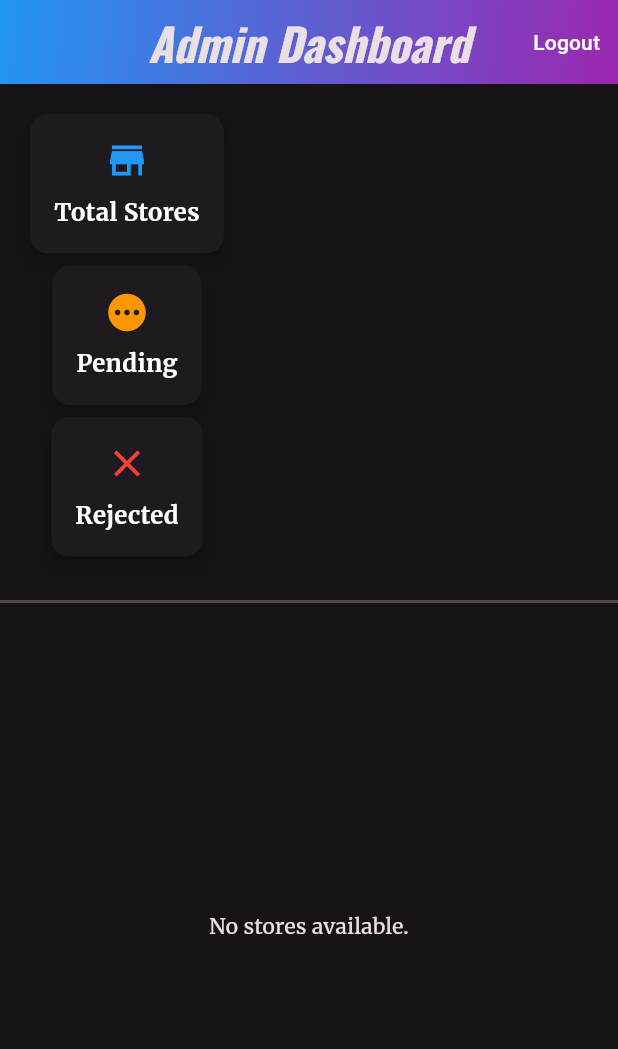
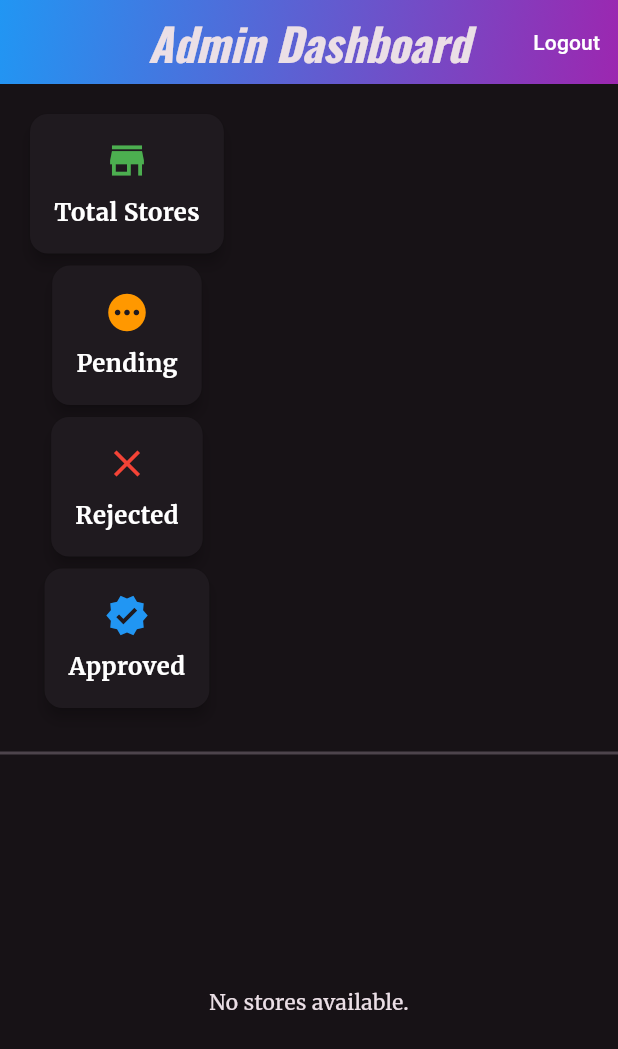
Before and after one commit to rhtmahour/go90Stores, a Flutter app: the AdminDashboard screen opened directly, on a phone screen of 412 x 824 dp. Shown: the top 1049 px of the screen. Run offline on Flutter 3.47's test engine with Material 3 defaults, Android fonts, the phone set to English and light mode, and no system bars; our stand-ins replace cloud_firestore, csv, file_picker, firebase_auth, firebase_core, firebase_database and 4 more; accounts and stored records are empty; network calls fail.

Commit message:
code on date 27-01-2025

```diff
--- a/lib/admindashboard.dart
+++ b/lib/admindashboard.dart
@@ -2,6 +2,7 @@ import 'package:flutter/material.dart';
 import 'package:firebase_auth/firebase_auth.dart';
 import 'package:cloud_firestore/cloud_firestore.dart';
 import 'package:go90stores/adminlogin.dart';
+import 'package:go90stores/lowestpurchasepricereport.dart';
 
 class AdminDashboard extends StatelessWidget {
   const AdminDashboard({super.key});
@@ -97,9 +98,11 @@ class AdminDashboard extends StatelessWidget {
                       ? MainAxisAlignment.spaceEvenly
                       : MainAxisAlignment.center,
                   children: <Widget>[
-                    _buildSummaryCard("Total Stores", Icons.store, Colors.blue),
+                    _buildSummaryCard(
+                        "Total Stores", Icons.store, Colors.green),
                     _buildSummaryCard("Pending", Icons.pending, Colors.orange),
                     _buildSummaryCard("Rejected", Icons.close, Colors.red),
+                    _buildSummaryCard("Approved", Icons.verified, Colors.blue),
                   ],
                 );
               },
@@ -269,9 +272,56 @@ class AdminDashboard extends StatelessWidget {
                         flex: 1,
                         child: Padding(
                           padding: const EdgeInsets.all(16.0),
+                          child: SingleChildScrollView(
+                            // Added to make the content scrollable
                             child: Column(
                               crossAxisAlignment: CrossAxisAlignment.start,
                               children: [
+                                Container(
+                                  decoration: BoxDecoration(
+                                    gradient: LinearGradient(
+                                      colors: [
+                                        Colors.blue,
+                                        Colors.purple,
+                                      ], // Gradient colors
+                                      begin: Alignment.topLeft,
+                                      end: Alignment.bottomRight,
+                                    ),
+                                    borderRadius: BorderRadius.circular(12),
+                                  ),
+                                  child: TextButton(
+                                    onPressed: () {
+                                      // Navigate to Lowest Purchase Price Report using MaterialPageRoute
+                                      Navigator.push(
+                                        context,
+                                        MaterialPageRoute(
+                                          builder: (context) =>
+                                              Lowestpurchasepricereport(), // Target Page
+                                        ),
+                                      );
+                                    },
+                                    style: TextButton.styleFrom(
+                                      padding: const EdgeInsets.symmetric(
+                                        vertical: 20,
+                                        horizontal: 24,
+                                      ),
+                                      backgroundColor: Colors
+                                          .transparent, // Transparent to show gradient
+                                      shape: RoundedRectangleBorder(
+                                        borderRadius: BorderRadius.circular(12),
+                                      ),
+                                    ),
+                                    child: const Text(
+                                      'Lowest Purchase Price Report',
+                                      style: TextStyle(
+                                        fontWeight: FontWeight.bold,
+                                        fontSize: 16,
+                                        color: Colors.white,
+                                      ),
+                                    ),
+                                  ),
+                                ),
+                                const SizedBox(height: 16),
                                 _buildActivityCard(
                                   title: "Total Sales",
                                   value: "\$.12,345",
@@ -293,6 +343,7 @@ class AdminDashboard extends StatelessWidget {
                                   color: Colors.purple,
                                 ),
                               ],
+                            ),
                           ),
                         ),
                       ),
--- a/pubspec.yaml
+++ b/pubspec.yaml
@@ -45,8 +45,9 @@ dependencies:
   path_provider: ^2.1.5
   shimmer: ^3.0.0
   flutter_launcher_icons: ^0.14.2
-  firebase_database: ^11.2.0
+  firebase_database: ^11.3.1
   firebase_storage: ^12.4.0
+  share_plus: ^10.1.4
 
 dev_dependencies:
   flutter_test:
```
Also changed, not shown: lib/lowestpurchasepricereport.dart (added, +267 -0 lines), lib/main.dart (+11 -5 lines), lib/firebase_options.dart, pubspec.lock, 6 other files. Lines whose indentation alone changed are shown as unchanged.
